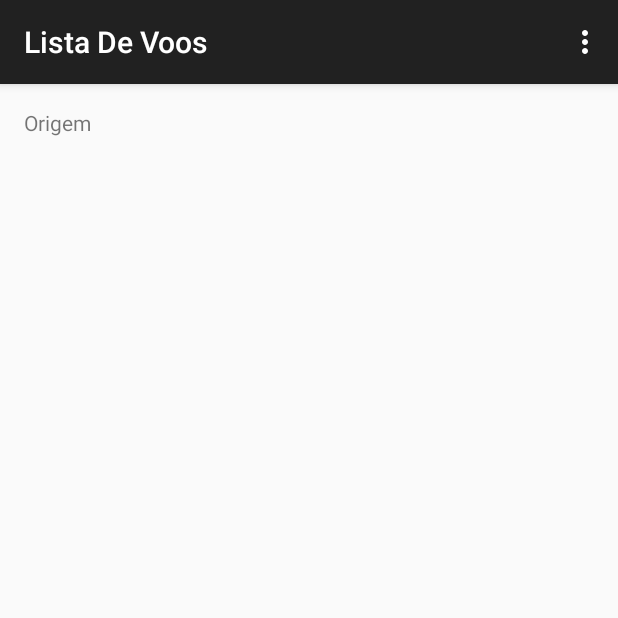
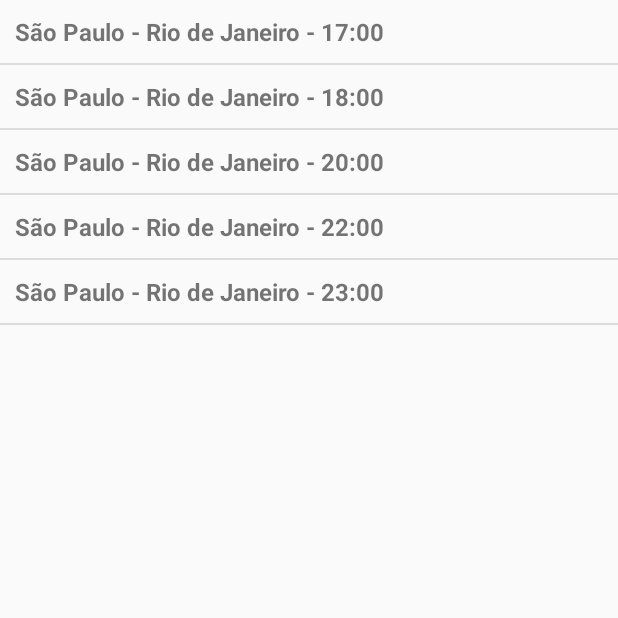
Before and after one commit to ArthurFranchetto/ARQDESIS_2015_3ASIN, an Android app: the screen it shows after launch (ListaDeVoos), after a tap on "PESQUISAR", on a phone screen of 412 x 824 dp, the top half of it. Run offline under Robolectric (Android 15) with nearby library versions, the phone set to English and light mode, and no system bars.

Commit message:
Atividade 12

```diff
--- /dev/null
+++ b/app/src/main/java/com/example/arthur/project/EstadoSelecionado.java
@@ -0,0 +1,26 @@
+package com.example.arthur.project;
+
+
+import android.view.View;
+import android.widget.AdapterView;
+import android.widget.AdapterView.OnItemSelectedListener;
+import android.widget.Toast;
+
+import static android.app.ProgressDialog.show;
+
+public class EstadoSelecionado implements OnItemSelectedListener {
+    String s;
+    @Override
+    public void onItemSelected(AdapterView<?> parent, View view, int pos, long id) {
+        s = (String) parent.getItemAtPosition(pos);
+        if (s.equals("São Paulo")) {
+            Toast.makeText(parent.getContext(),
+                    parent.getItemAtPosition(pos).toString(), Toast.LENGTH_SHORT).show();
+        }
+    }
+
+    @Override
+    public void onNothingSelected(AdapterView<?> arg0){
+
+    }
+}
--- a/app/src/main/java/com/example/arthur/project/ListaDeVoos.java
+++ b/app/src/main/java/com/example/arthur/project/ListaDeVoos.java
@@ -4,14 +4,28 @@ import android.support.v7.app.AppCompatActivity;
 import android.os.Bundle;
 import android.view.Menu;
 import android.view.MenuItem;
+import android.content.Intent;import android.app.ListActivity;
 import android.content.Intent;
+import android.os.Bundle;
+import android.view.View;
+import android.widget.AdapterView;
+import android.widget.AdapterView.OnItemClickListener;
+import android.widget.ArrayAdapter;
+import android.widget.ListView;
+import android.widget.TextView;
 
-public class ListaDeVoos extends AppCompatActivity {
+
+public class ListaDeVoos extends ListActivity {
 
     @Override
     protected void onCreate(Bundle savedInstanceState) {
         super.onCreate(savedInstanceState);
-        setContentView(R.layout.activity_lista_de_voos);
+        //setContentView(R.layout.activity_lista_de_voos);
+        // storing string resources into Array
+        String[] disponiveis = getResources().getStringArray(R.array.voosDisponiveis);
+
+        // Binding resources Array to ListAdapter
+        this.setListAdapter(new ArrayAdapter<String>(this, R.layout.list_item, R.id.label, disponiveis));
     }
 
     @Override
--- a/app/src/main/java/com/example/arthur/project/ListarVoo.java
+++ b/app/src/main/java/com/example/arthur/project/ListarVoo.java
@@ -7,17 +7,43 @@ import android.support.v7.app.AppCompatActivity;
 import android.view.Menu;
 import android.view.MenuItem;
 import android.view.View;
+import android.widget.ArrayAdapter;
 import android.widget.Button;
 import android.widget.Spinner;
 import android.widget.TextView;
 
 public class ListarVoo extends AppCompatActivity {
 
+    private Spinner spinner, spinner2;
+
 
     @Override
     protected void onCreate(Bundle savedInstanceState) {
         super.onCreate(savedInstanceState);
         setContentView(R.layout.activity_listar_voo);
+         spinner = (Spinner) findViewById(R.id.lista_estados);
+         spinner2 = (Spinner) findViewById(R.id.lista_estados2);
+
+        // Create an ArrayAdapter using the string array and a default spinner layout
+        ArrayAdapter<CharSequence> adapter = ArrayAdapter.createFromResource(this,
+                R.array.estados, android.R.layout.simple_spinner_item);
+        ArrayAdapter<CharSequence> adapter1 = ArrayAdapter.createFromResource(this,
+                R.array.estados, android.R.layout.simple_spinner_item);
+        // Specify the layout to use when the list of choices appears
+        adapter.setDropDownViewResource(android.R.layout.simple_spinner_dropdown_item);
+        adapter1.setDropDownViewResource(android.R.layout.simple_spinner_dropdown_item);
+        // Apply the adapter to the spinner
+        spinner.setAdapter(adapter);
+        spinner2.setAdapter(adapter);
+
+        addListenerOnSpinnerItemSelection();
+    }
+
+    public void addListenerOnSpinnerItemSelection() {
+        spinner = (Spinner) findViewById(R.id.lista_estados);
+        spinner.setOnItemSelectedListener(new EstadoSelecionado());
+        spinner2 = (Spinner) findViewById(R.id.lista_estados2);
+        spinner2.setOnItemSelectedListener(new EstadoSelecionado());
     }
 
     protected void onStart() {
@@ -51,7 +77,7 @@ public class ListarVoo extends AppCompatActivity {
     }
 
     public void startListaDeVoos(View v){
-        Intent intent = new Intent(ListarVoo.this, ListaDeVoos.class);
+        Intent intent = new Intent(this, ListaDeVoos.class);
         startActivity(intent);
     }
 
--- a/app/src/main/res/layout/activity_lista_de_voos.xml
+++ b/app/src/main/res/layout/activity_lista_de_voos.xml
@@ -1,14 +1,17 @@
-<RelativeLayout xmlns:android="http://schemas.android.com/apk/res/android"
-    xmlns:tools="http://schemas.android.com/tools" android:layout_width="match_parent"
-    android:layout_height="match_parent" android:paddingLeft="@dimen/activity_horizontal_margin"
-    android:paddingRight="@dimen/activity_horizontal_margin"
-    android:paddingTop="@dimen/activity_vertical_margin"
-    android:paddingBottom="@dimen/activity_vertical_margin"
-    tools:context="com.example.arthur.project.ListaDeVoos">
+<?xml version="1.0" encoding="utf-8"?>
 
-    <TextView android:text="@string/origem" android:layout_width="wrap_content"
-        android:layout_height="wrap_content" />
+<LinearLayout xmlns:android="http://schemas.android.com/apk/res/android"
+    android:layout_width="fill_parent"
+    android:layout_height="fill_parent"
+    android:background="@color/dark_blue"
+    android:orientation="vertical" >
+
+    <TextView
+        android:layout_width="match_parent"
+        android:layout_height="wrap_content"
+        android:textSize="24dp"
+
+        />
 
 
-
-</RelativeLayout>
+</LinearLayout>
--- /dev/null
+++ b/app/src/main/res/layout/list_item.xml
@@ -0,0 +1,12 @@
+<?xml version="1.0" encoding="utf-8"?>
+<!--  Single List Item Design -->
+<TextView xmlns:android="http://schemas.android.com/apk/res/android"
+    android:id="@+id/label"
+    android:layout_width="fill_parent"
+    android:layout_height="fill_parent"
+    android:padding="10dip"
+    android:textSize="16dip"
+    android:textStyle="bold"
+    >
+
+</TextView>
--- /dev/null
+++ b/app/src/main/res/values/array_estados.xml
@@ -0,0 +1,34 @@
+<?xml version="1.0" encoding="utf-8"?>
+<resources>
+
+    <string-array name="estados">
+        <item></item>
+        <item>São Paulo</item>
+        <item>Rio de Janeiro</item>
+        <!-- <item>Amazonas</item>
+         <item>Bahia</item>
+         <item>Ceará</item>
+         <item>Distrito Federal</item>
+         <item>Espiríto Santo</item>
+         <item>Goiás</item>
+         <item>Maranhão</item>
+         <item>Mato Grosso</item>
+         <item>Mato Grosso do Sul</item>
+         <item>Minas Gerais</item>
+         <item>Pará</item>
+         <item>Paraíba</item>
+         <item>Paraná</item>
+         <item>Pernambuco</item>
+         <item>Piauí</item>
+         <item>Rio de Janeiro</item>
+         <item>Rio Grande do Norte</item>
+         <item>Rio Grande do Sul</item>
+         <item>Randônia</item>
+         <item>Rorainda</item>
+         <item>Santa Catarina</item>
+         <item>São Paulo</item>
+         <item>Sergipe</item>
+         <item>Tocantins</item> -->
+
+    </string-array>
+</resources>
--- a/app/src/main/res/values/strings.xml
+++ b/app/src/main/res/values/strings.xml
@@ -12,35 +12,17 @@
     <string name="origem">Origem</string>
     <string name="destino">Destino</string>
     <string name="listarVoo">Escolher Voo</string>
+    <string name="estado1"></string>
+    <string name="estado2"></string>
 
-    <string-array name="estados">
 
-        <item>Acre</item>
-        <item>Alagoas</item>
-        <item>Amazonas</item>
-        <item>Bahia</item>
-        <item>Ceará</item>
-        <item>Distrito Federal</item>
-        <item>Espiríto Santo</item>
-        <item>Goiás</item>
-        <item>Maranhão</item>
-        <item>Mato Grosso</item>
-        <item>Mato Grosso do Sul</item>
-        <item>Minas Gerais</item>
-        <item>Pará</item>
-        <item>Paraíba</item>
-        <item>Paraná</item>
-        <item>Pernambuco</item>
-        <item>Piauí</item>
-        <item>Rio de Janeiro</item>
-        <item>Rio Grande do Norte</item>
-        <item>Rio Grande do Sul</item>
-        <item>Randônia</item>
-        <item>Rorainda</item>
-        <item>Santa Catarina</item>
-        <item>São Paulo</item>
-        <item>Sergipe</item>
-        <item>Tocantins</item>
+    <string-array name="voosDisponiveis">
+        <item>São Paulo - Rio de Janeiro - 17:00</item>
+        <item>São Paulo - Rio de Janeiro - 18:00</item>
+        <item>São Paulo - Rio de Janeiro - 20:00</item>
+        <item>São Paulo - Rio de Janeiro - 22:00</item>
+        <item>São Paulo - Rio de Janeiro - 23:00</item>
+    </string-array>
 
-    </string-array>
+
 </resources>
```
Also changed, not shown: app/src/main/res/drawable/spinnerlayout.xml (added, +7 -0 lines), app/src/main/res/layout/activity_listar_voo.xml (+6 -4 lines), app/src/main/res/values/colors.xml (added, +16 -0 lines).
